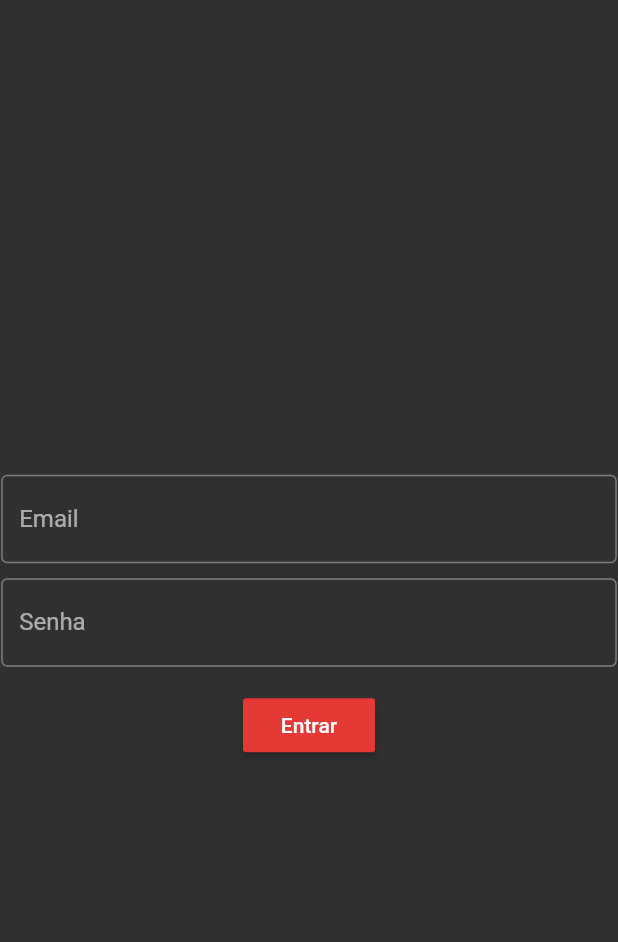
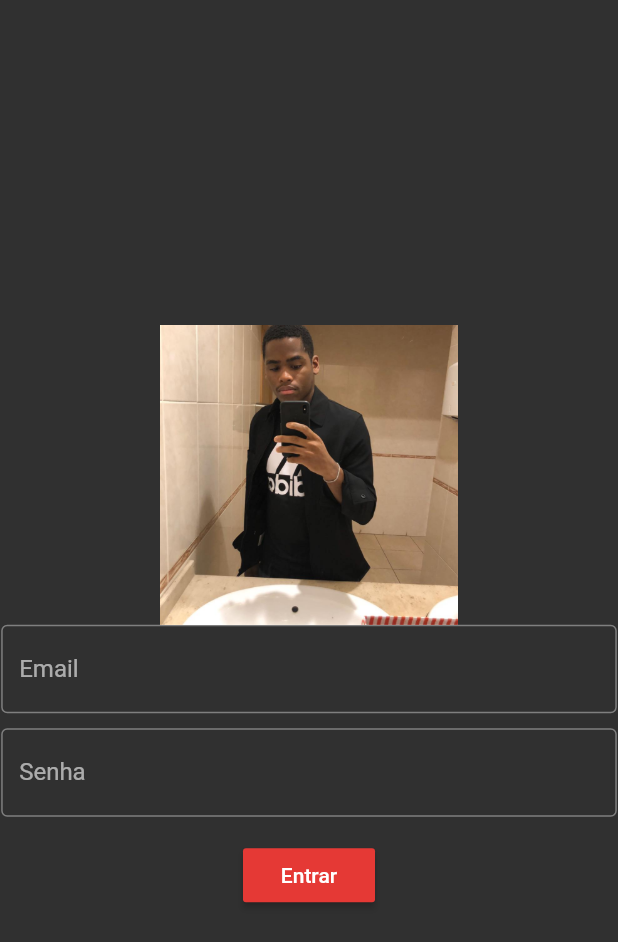
Before and after one commit to joelsonolissis/CursoFlutter, a Flutter app: the screen it shows after launch, on a phone screen of 412 x 824 dp. Shown: the top 942 px of the screen. Run offline on Flutter 3.47's test engine with Material 2 defaults, Android fonts, the phone set to English and light mode, and no system bars.

Commit message:
aprendendo a colocar imagem local e da internet

```diff
--- a/aula8/lib/login_page.dart
+++ b/aula8/lib/login_page.dart
@@ -21,6 +21,11 @@ class _LoginPageState extends State<LoginPage> {
       child: Column(
         mainAxisAlignment: MainAxisAlignment.center,
         children: [
+          Container(
+            width: 200,
+            height: 200,
+            child:  Image.asset('assets/img/j.jpg'),
+          ),
           TextField(
             onChanged: (text){
               email = text;
--- a/aula8/pubspec.yaml
+++ b/aula8/pubspec.yaml
@@ -45,8 +45,8 @@ flutter:
   uses-material-design: true
 
   # To add assets to your application, add an assets section, like this:
-  # assets:
-  #   - images/a_dot_burr.jpeg
+  assets:
+      - assets/img/j.jpg
   #   - images/a_dot_ham.jpeg
 
   # An image asset can refer to one or more resolution-specific "variants", see
```
Also changed, not shown: aula8/assets/img/j.jpg (added), 6 other files.
